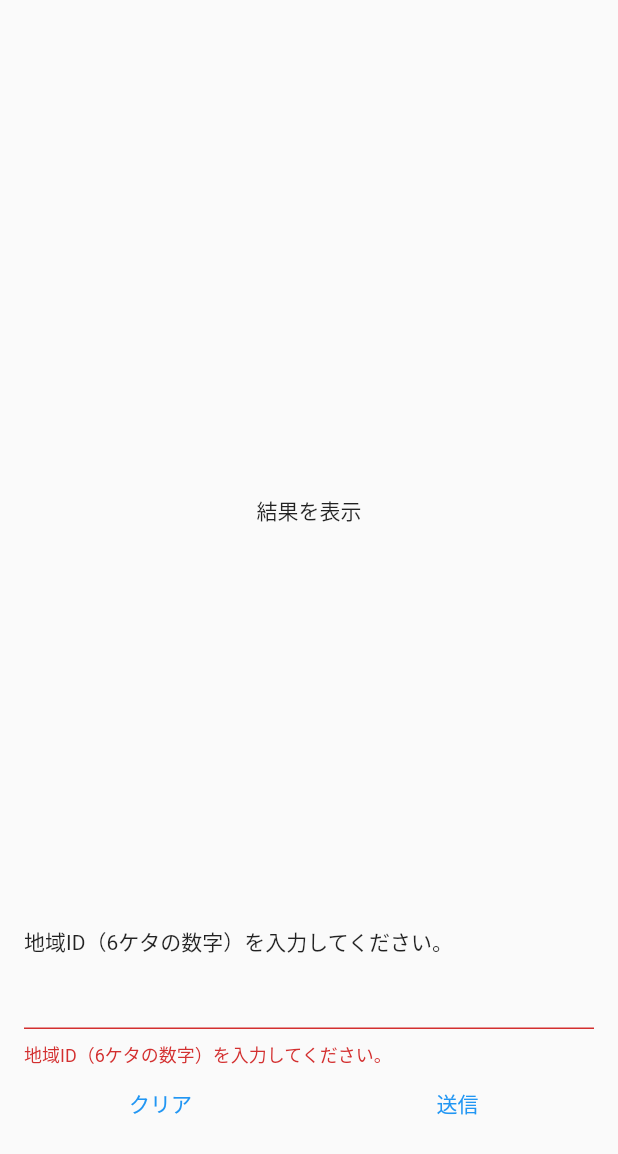
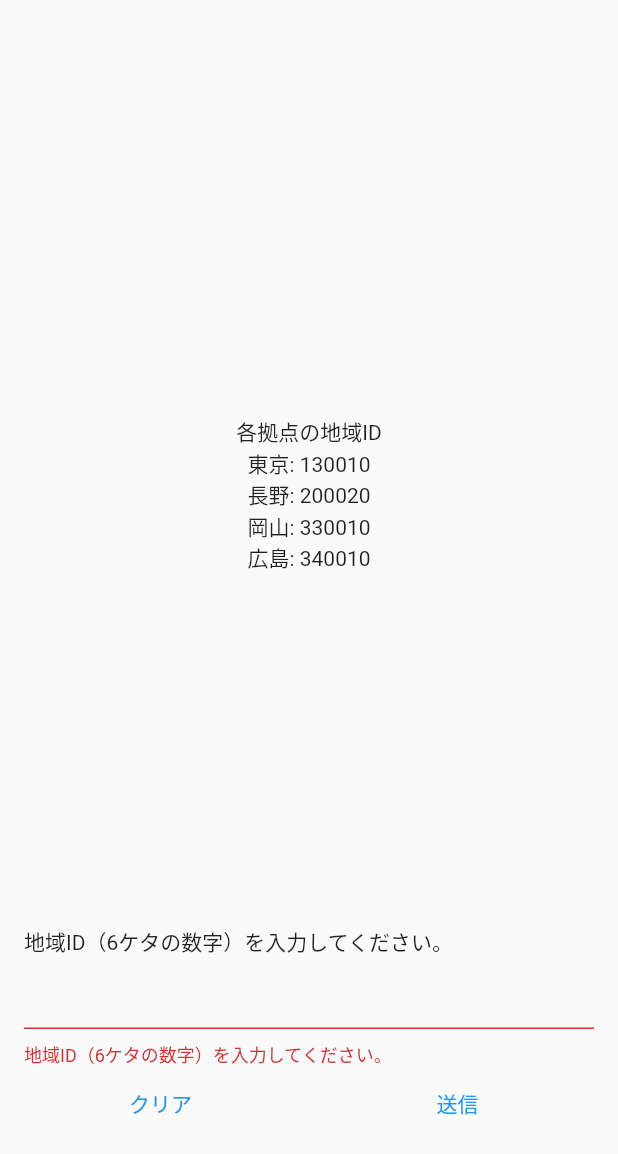
Before and after one commit to KobayashiYoh/weekly_trace_challenge, a Flutter app: the WeatherForecastsFormPage screen opened directly, after a tap on "送信", on a phone screen of 412 x 824 dp. Shown: the top 1154 px of the screen. Run offline on Flutter 3.47's test engine with Material 2 defaults, Android fonts, the light colour scheme and no system bars.

Commit message:
文字化けを修正

```diff
--- a/lib/function_20221006/weather_forecasts_form_page.dart
+++ b/lib/function_20221006/weather_forecasts_form_page.dart
@@ -1,3 +1,5 @@
+import 'dart:convert';
+
 import 'package:flutter/material.dart';
 import 'package:http/http.dart' as http;
 
@@ -13,7 +15,6 @@ class _WeatherForecastsFormPageState extends State<WeatherForecastsFormPage> {
   final _formKey = GlobalKey<FormState>();
   TextEditingController _controller = TextEditingController();
   final String message = '地域ID（6ケタの数字）を入力してください。';
-  final String pattern = r'^[0-9]{6}$';
 
   void _clearText() {
     setState(() {
@@ -26,9 +27,11 @@ class _WeatherForecastsFormPageState extends State<WeatherForecastsFormPage> {
         'https://weather.tsukumijima.net/api/forecast?city=${_controller.text}');
     final response = await http.get(url);
     if (response.statusCode == 200) {
-      print(response.body);
+      final String results =
+          const Utf8Decoder(allowMalformed: true).convert(response.bodyBytes);
+      print(results);
     } else {
-      print('Request failed with status: ${response.statusCode}.');
+      throw Exception('Request failed with status: ${response.statusCode}.');
     }
   }
 
@@ -52,13 +55,17 @@ class _WeatherForecastsFormPageState extends State<WeatherForecastsFormPage> {
               children: [
                 const Expanded(
                   child: Center(
-                    child: Text('結果を表示'),
+                    child: Text(
+                      '各拠点の地域ID\n東京: 130010\n長野: 200020\n岡山: 330010\n広島: 340010\n',
+                      textAlign: TextAlign.center,
+                    ),
                   ),
                 ),
                 Text(message),
                 TextFormField(
                   controller: _controller,
                   validator: (value) {
+                    const String pattern = r'^[0-9]{6}$';
                     if (!RegExp(pattern).hasMatch(value!)) {
                       return message;
                     }
```
